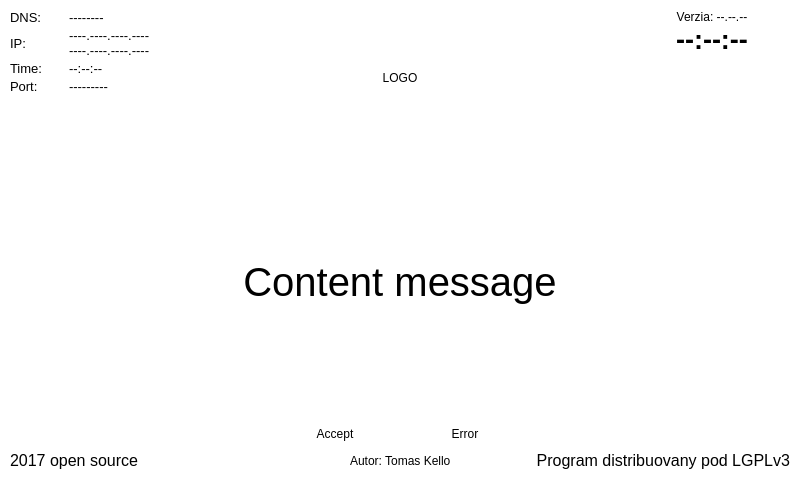
Above: resources/InitLayout.ui from KelloTomas/RALLO before the change. Below: the same form after it.
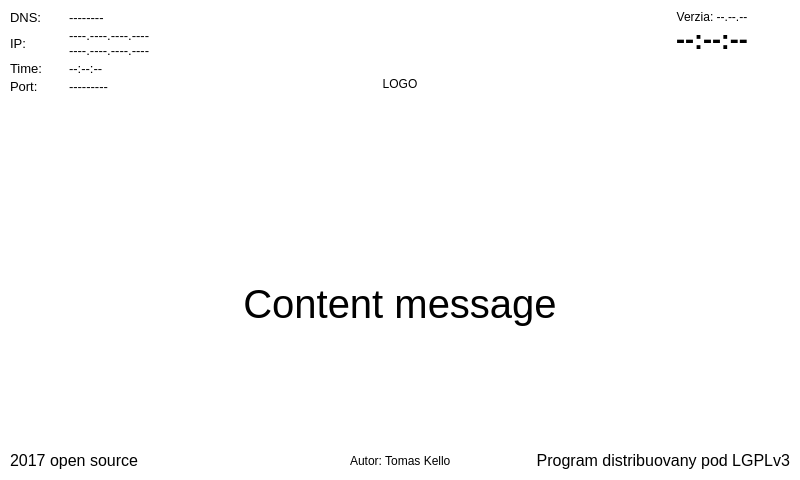
That is the form after the change.

What changed in the file:
```diff
--- a/resources/InitLayout.ui
+++ b/resources/InitLayout.ui
@@ -16,7 +16,7 @@
   <property name="styleSheet">
    <string notr="true">background:white;</string>
   </property>
-  <layout class="QVBoxLayout" name="verticalLayout_2" stretch="4,8,1,0">
+  <layout class="QVBoxLayout" name="verticalLayout_2" stretch="4,8,0">
    <property name="spacing">
     <number>0</number>
    </property>
@@ -267,74 +267,6 @@
      </property>
     </widget>
    </item>
-   <item>
-    <layout class="QHBoxLayout" name="horizontalLayout_3" stretch="2,1,1,2">
-     <item>
-      <spacer name="horizontalSpacer_2">
-       <property name="orientation">
-        <enum>Qt::Horizontal</enum>
-       </property>
-       <property name="sizeType">
-        <enum>QSizePolicy::Ignored</enum>
-       </property>
-       <property name="sizeHint" stdset="0">
-        <size>
-         <width>40</width>
-         <height>20</height>
-        </size>
-       </property>
-      </spacer>
-     </item>
-     <item>
-      <widget class="QPushButton" name="testPlayAccpetBtn123">
-       <property name="sizePolicy">
-        <sizepolicy hsizetype="Ignored" vsizetype="Ignored">
-         <horstretch>0</horstretch>
-         <verstretch>0</verstretch>
-        </sizepolicy>
-       </property>
-       <property name="styleSheet">
-        <string notr="true">border:none;</string>
-       </property>
-       <property name="text">
-        <string>Accept</string>
-       </property>
-      </widget>
-     </item>
-     <item>
-      <widget class="QPushButton" name="testPlayErrorBtn123">
-       <property name="sizePolicy">
-        <sizepolicy hsizetype="Ignored" vsizetype="Ignored">
-         <horstretch>0</horstretch>
-         <verstretch>0</verstretch>
-        </sizepolicy>
-       </property>
-       <property name="styleSheet">
-        <string notr="true">border:none;</string>
-       </property>
-       <property name="text">
-        <string>Error</string>
-       </property>
-      </widget>
-     </item>
-     <item>
-      <spacer name="horizontalSpacer">
-       <property name="orientation">
-        <enum>Qt::Horizontal</enum>
-       </property>
-       <property name="sizeType">
-        <enum>QSizePolicy::Ignored</enum>
-       </property>
-       <property name="sizeHint" stdset="0">
-        <size>
-         <width>40</width>
-         <height>20</height>
-        </size>
-       </property>
-      </spacer>
-     </item>
-    </layout>
-   </item>
    <item>
     <layout class="QHBoxLayout" name="horizontalLayout_2" stretch="2,0,2">
      <item>
```
